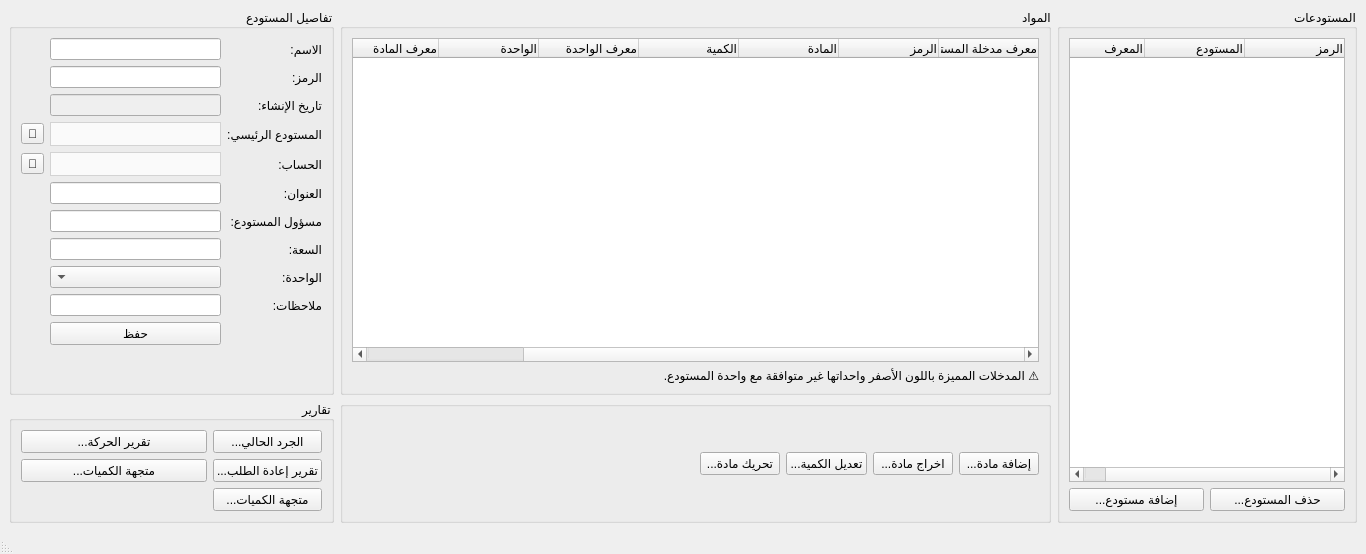
This is Ui_Warehouses.ui in rabee361/E-commerce2 as Qt 5 draws it before an edit. The edited form follows.
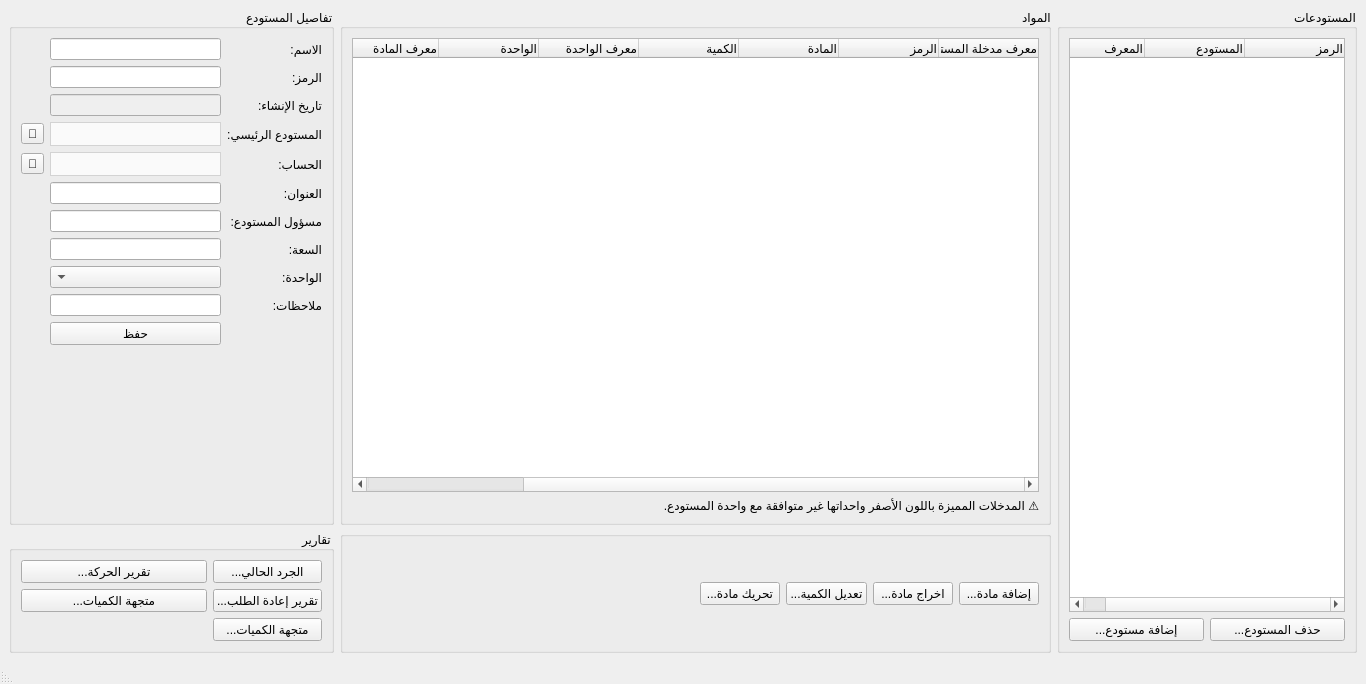
This is the edited form.

Diff of the .ui file:
```diff
--- a/Ui_Warehouses.ui
+++ b/Ui_Warehouses.ui
@@ -10,7 +10,7 @@
     <x>0</x>
     <y>0</y>
     <width>1366</width>
-    <height>554</height>
+    <height>684</height>
    </rect>
   </property>
   <property name="sizePolicy">
```
Left out of the diff: 2 changed lines with no effect on the pictures.
